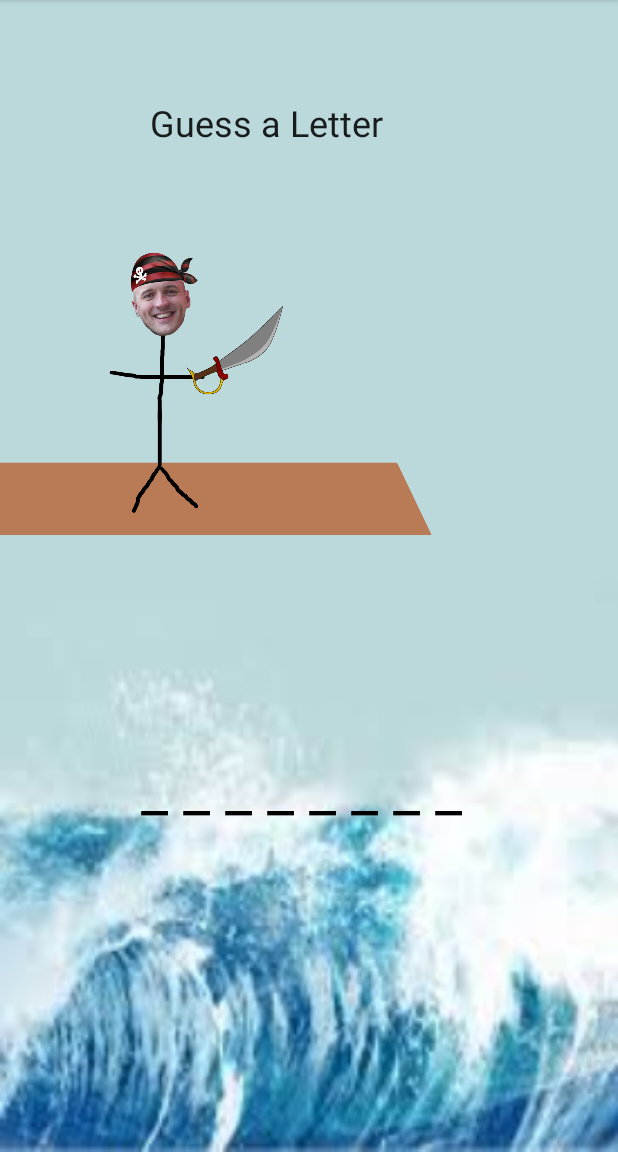
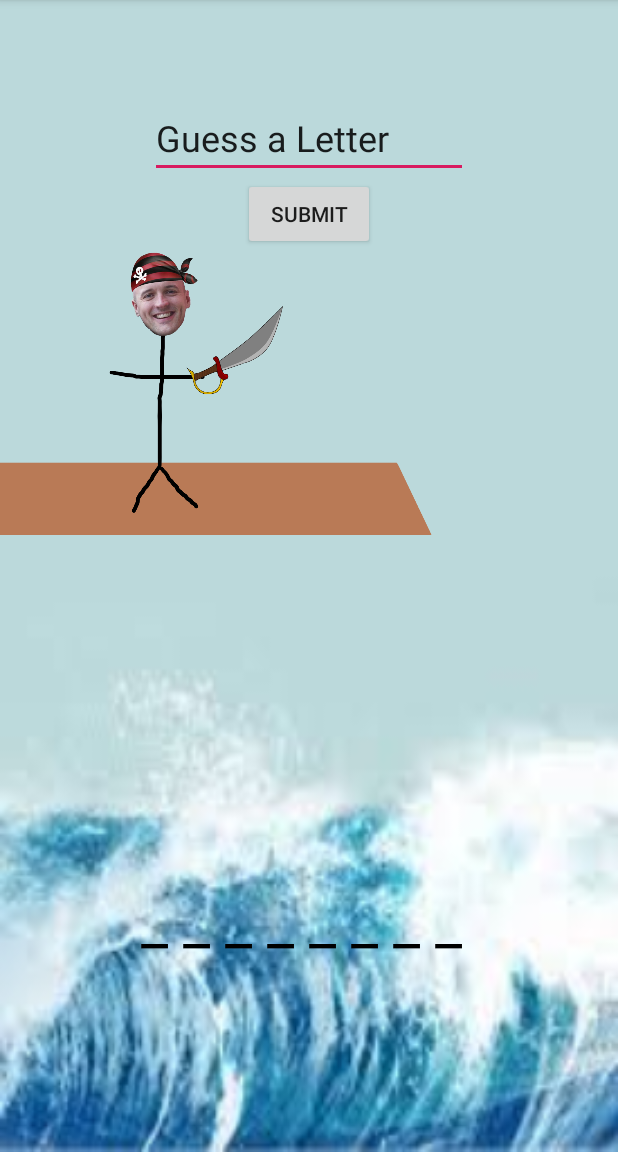
Before and after one commit to eedowdy/pirate-geoff-knows-words, an Android app: the MainActivity screen opened directly, with no data from a screen before it, on a phone screen of 412 x 824 dp, the part 84-1236 px from its top. Run offline under Robolectric (Android 15) with nearby library versions, the phone set to English and light mode, and no system bars.

Commit message:
Updated Gameplay

```diff
--- a/app/src/main/AndroidManifest.xml
+++ b/app/src/main/AndroidManifest.xml
@@ -17,7 +17,9 @@
                 <category android:name="android.intent.category.LAUNCHER" />
             </intent-filter>
         </activity>
-        <activity android:name=".MainActivity" />
+        <activity
+            android:name=".MainActivity"
+            android:windowSoftInputMode="stateAlwaysHidden"/>
     </application>
 
 </manifest>
--- a/app/src/main/java/com/example/geoffandfriends/MainActivity.java
+++ b/app/src/main/java/com/example/geoffandfriends/MainActivity.java
@@ -3,27 +3,97 @@ package com.example.geoffandfriends;
 import androidx.appcompat.app.AppCompatActivity;
 
 import android.os.Bundle;
+import android.view.Gravity;
+import android.view.View;
+import android.view.inputmethod.EditorInfo;
+import android.widget.Button;
+import android.widget.EditText;
+import android.widget.LinearLayout;
 import android.widget.TextView;
+import android.widget.Toast;
+
+import java.util.ArrayList;
 
 public class MainActivity extends AppCompatActivity {
+    private int turns;
+
     private String word;
+
+    private ArrayList<Character> letters;
+
+    private ArrayList<Character> result;
+
+    private ArrayList<Character> incorrectLetters;
 
     @Override
     protected void onCreate(Bundle savedInstanceState) {
         super.onCreate(savedInstanceState);
         setContentView(R.layout.activity_main);
 
+        turns = 6;
+
         word = "geoffrey";
 
-        char[] letters = word.toCharArray();
+        letters = new ArrayList<>();
+        result = new ArrayList<>();
+        incorrectLetters = new ArrayList<>();
 
+        for (char letter : word.toCharArray()) {
+            letters.add(letter);
+            result.add('_');
+        }
+
+        updateDisplay();
+
+        EditText guessLetter = findViewById(R.id.guessLetter);
+        Button submitGuess = findViewById(R.id.submitGuess);
+        submitGuess.setOnClickListener(unused -> {
+            if (guessLetter.getText().length() != 1) {
+                Toast toast = Toast.makeText(getApplicationContext(), "Invalid input", Toast.LENGTH_SHORT);
+                toast.setGravity(Gravity.TOP, 0, 25);
+                toast.show();
+            } else if (checkLetter(guessLetter.getText().charAt(0))){
+                updateDisplay();
+            } else {
+                incorrectLetters.add(guessLetter.getText().charAt(0));
+                updateDisplay();
+                guessLetter.onEditorAction(EditorInfo.IME_ACTION_DONE);
+                Toast toast = Toast.makeText(getApplicationContext(), "Try again.", Toast.LENGTH_SHORT);
+                toast.setGravity(Gravity.TOP, 0, 25);
+                toast.show();
+            }
+            guessLetter.setText("");
+            guessLetter.onEditorAction(EditorInfo.IME_ACTION_DONE);
+        });
+    }
+
+    private void updateDisplay() {
         TextView displayWord = findViewById(R.id.displayWord);
         StringBuilder sb = new StringBuilder();
-        for (char letter : letters) {
-            sb.append("_ ");
+        for (char letter : result) {
+            sb.append(letter);
+            sb.append(" ");
         }
         displayWord.setText(sb.toString());
 
+        TextView incorrect = findViewById(R.id.incorrectLetters);
+        StringBuilder sbs = new StringBuilder();
+        for (char letter : incorrectLetters) {
+            sb.append(letter);
+            sb.append("  ");
+        }
+        incorrect.setText(sbs.toString());
+    }
 
+    private boolean checkLetter(char letter) {
+        if (letters.contains(letter)) {
+            for (int i = 0; i < letters.size(); i++) {
+                if (letters.get(i) == letter) {
+                    result.set(i, letter);
+                }
+            }
+            return true;
+        }
+        return false;
     }
 }
--- a/app/src/main/res/layout/activity_main.xml
+++ b/app/src/main/res/layout/activity_main.xml
@@ -38,14 +38,25 @@
         android:layout_marginTop="350dp"
         android:layout_marginEnd="50dp"
         android:layout_marginRight="50dp"
+        android:layout_marginBottom="100dp"
         android:text="@string/word"
         android:textAllCaps="true"
         android:textColor="@android:color/black"
         android:textSize="40sp"
         android:visibility="visible"
+        app:layout_constraintBottom_toBottomOf="parent"
         app:layout_constraintEnd_toEndOf="parent"
         app:layout_constraintStart_toStartOf="parent"
-        app:layout_constraintTop_toBottomOf="@+id/linearLayout2" />
+        app:layout_constraintTop_toBottomOf="@+id/incorrectLetters" />
+
+    <Button
+        android:id="@+id/submitGuess"
+        android:layout_width="wrap_content"
+        android:layout_height="wrap_content"
+        android:text="@string/submit"
+        app:layout_constraintEnd_toEndOf="@+id/guessLetter"
+        app:layout_constraintStart_toStartOf="@+id/guessLetter"
+        app:layout_constraintTop_toBottomOf="@+id/guessLetter" />
 
     <EditText
         android:id="@+id/guessLetter"
@@ -56,28 +67,27 @@
         android:layout_marginTop="65dp"
         android:layout_marginEnd="100dp"
         android:layout_marginRight="100dp"
-        android:background="#00FFFFFF"
         android:ems="10"
         android:importantForAutofill="no"
-        android:inputType="textPersonName"
+        android:inputType="text"
         android:text="@string/guess_a_letter"
         android:textSize="24sp"
         app:layout_constraintEnd_toEndOf="parent"
         app:layout_constraintStart_toStartOf="parent"
         app:layout_constraintTop_toTopOf="parent" />
 
-    <LinearLayout
-        android:id="@+id/linearLayout2"
+    <TextView
+        android:id="@+id/incorrectLetters"
         android:layout_width="0dp"
         android:layout_height="wrap_content"
-        android:layout_marginStart="75dp"
-        android:layout_marginLeft="75dp"
-        android:layout_marginTop="50dp"
-        android:layout_marginEnd="75dp"
-        android:layout_marginRight="75dp"
-        android:orientation="horizontal"
+        android:layout_marginStart="100dp"
+        android:layout_marginLeft="100dp"
+        android:layout_marginTop="10dp"
+        android:layout_marginEnd="100dp"
+        android:layout_marginRight="100dp"
+        android:textSize="24sp"
         app:layout_constraintEnd_toEndOf="parent"
         app:layout_constraintStart_toStartOf="parent"
-        app:layout_constraintTop_toBottomOf="@+id/guessLetter"></LinearLayout>
+        app:layout_constraintTop_toBottomOf="@+id/submitGuess"></TextView>
 
 </androidx.constraintlayout.widget.ConstraintLayout>
--- a/app/src/main/res/values/strings.xml
+++ b/app/src/main/res/values/strings.xml
@@ -3,4 +3,5 @@
     <string name="new_game">New Game</string>
     <string name="guess_a_letter">Guess a Letter</string>
     <string name="word">Word</string>
+    <string name="submit">Submit</string>
 </resources>
```
